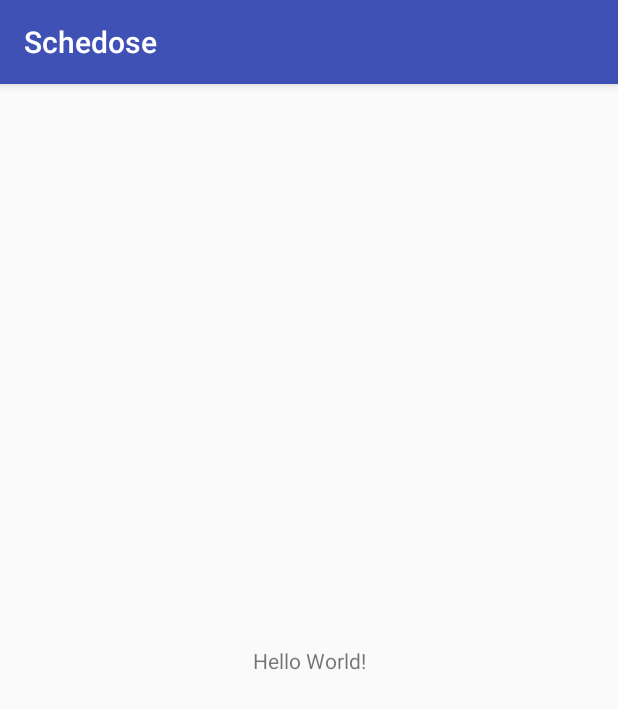
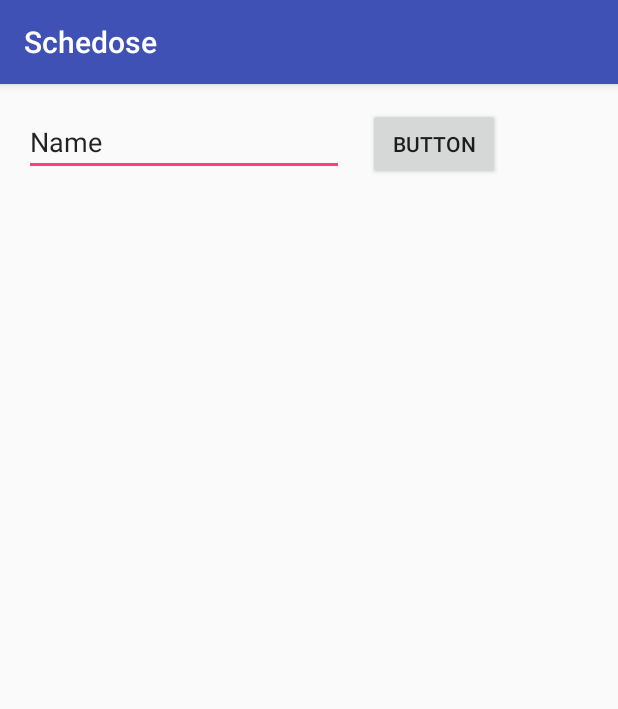
Before and after one commit to Schedose/Schedose, an Android app: the screen it shows after launch (MainActivity), on a phone screen of 412 x 824 dp. Shown: the top 709 px of the screen. Run offline under Robolectric (Android 15) with nearby library versions, the phone set to English and light mode, and no system bars.

Commit message:
Now we have a button

```diff
--- a/app/src/main/res/layout/activity_main.xml
+++ b/app/src/main/res/layout/activity_main.xml
@@ -6,13 +6,24 @@
     android:layout_height="match_parent"
     tools:context=".MainActivity">
 
-    <TextView
+    <Button
+        android:id="@+id/button"
         android:layout_width="wrap_content"
         android:layout_height="wrap_content"
-        android:text="Hello World!"
-        app:layout_constraintBottom_toBottomOf="parent"
-        app:layout_constraintLeft_toLeftOf="parent"
-        app:layout_constraintRight_toRightOf="parent"
+        android:layout_marginStart="16dp"
+        android:text="Button"
+        app:layout_constraintBaseline_toBaselineOf="@+id/editText"
+        app:layout_constraintStart_toEndOf="@+id/editText" />
+
+    <EditText
+        android:id="@+id/editText"
+        android:layout_width="wrap_content"
+        android:layout_height="wrap_content"
+        android:layout_marginStart="16dp"
+        android:layout_marginTop="16dp"
+        android:ems="10"
+        android:inputType="textPersonName"
+        android:text="Name"
+        app:layout_constraintStart_toStartOf="parent"
         app:layout_constraintTop_toTopOf="parent" />
-
 </android.support.constraint.ConstraintLayout>
```
